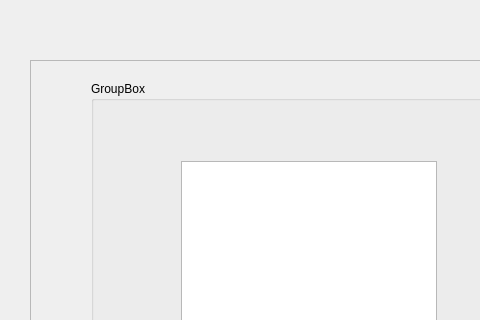
The window that Restaurant/managerdialog.ui (PG98/2017SepQt) describes before a commit, drawn with Qt 5; both pictures show x 0 to 480 and y 0 to 320 of the 891 by 627 pixel window.
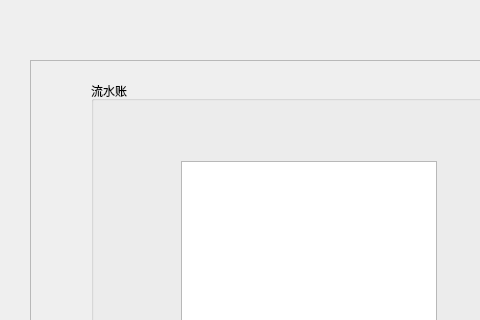
The same window after the commit.

What changed in the file:
```diff
--- a/Restaurant/managerdialog.ui
+++ b/Restaurant/managerdialog.ui
@@ -174,7 +174,7 @@
       </rect>
      </property>
      <property name="title">
-      <string>GroupBox</string>
+      <string>流水账</string>
      </property>
      <widget class="QTableView" name="tableView_2">
       <property name="geometry">
```
